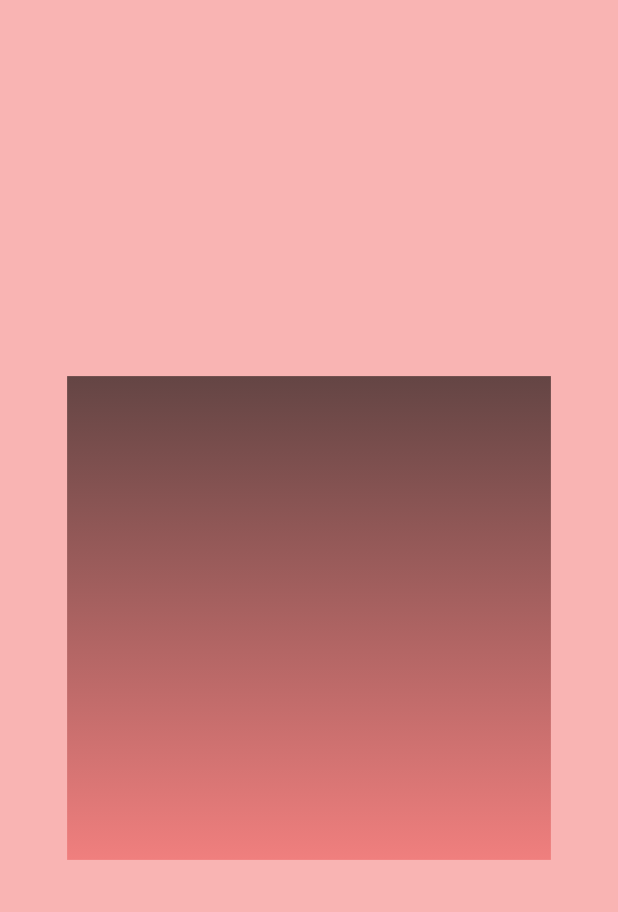
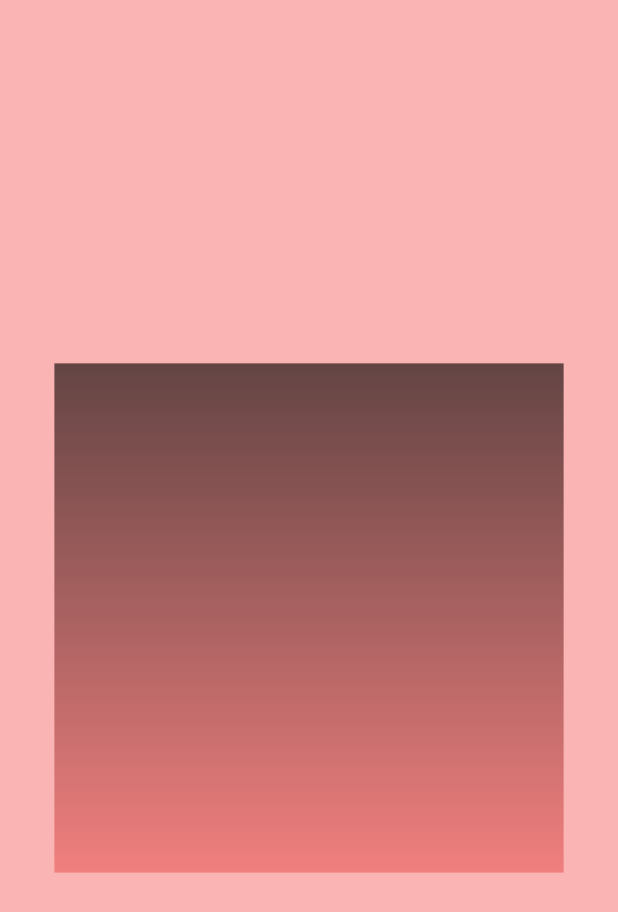
Before and after one commit to paulsump/songo, a Flutter app: the screen it shows after launch, on a phone screen of 412 x 824 dp. Shown: the top 912 px of the screen. Run offline on Flutter 3.47's test engine with Material 2 defaults, Android fonts, the phone set to English and light mode, and no system bars.

Commit message:
unit horizon and zoom

```diff
--- a/lib/main.dart
+++ b/lib/main.dart
@@ -40,7 +40,7 @@
 
               // Initialize once only
               if (panZoomNotifier.scale == 0) {
-                panZoomNotifier.initializeScale(screenAdjust(0.019, context));
+                panZoomNotifier.initializeScale(screenAdjust(1, context));
 
               }
               // final
--- a/lib/view/horizon.dart
+++ b/lib/view/horizon.dart
@@ -12,7 +12,7 @@ class Horizon extends StatelessWidget {
   @override
   Widget build(BuildContext context) => UnitToScreen(
         child: Transform.scale(
-          scale: screenAdjust(0.1, context),
+          scale: screenAdjust(0.002, context),
           child: const CustomPaint(painter: _Painter()),
         ),
       );
```
